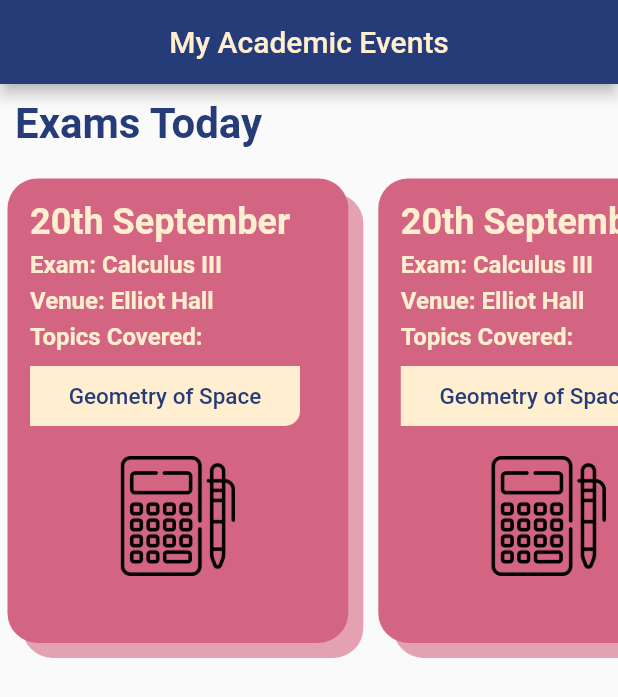
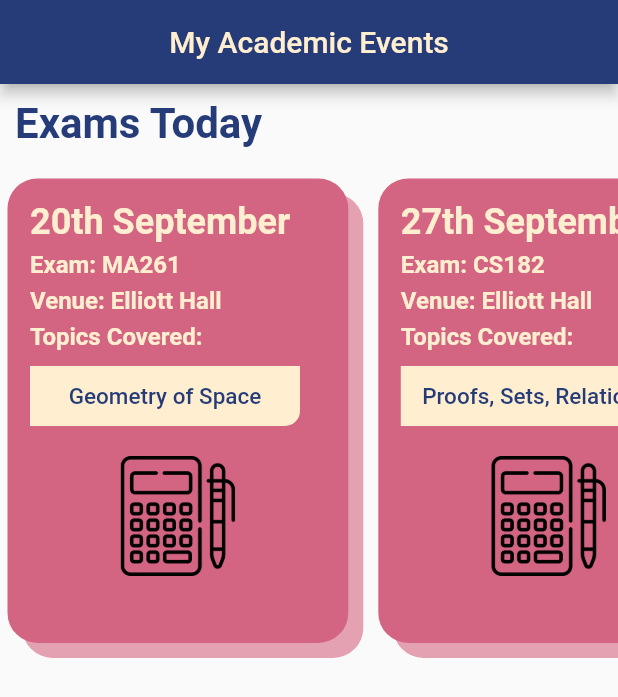
Before and after one commit to purdueflutter/basicflutterworkshop_app, a Flutter app: the screen it shows after launch, on a phone screen of 412 x 824 dp. Shown: the top 697 px of the screen. Run offline on Flutter 3.47's test engine with Material 2 defaults, Android fonts, the phone set to English and light mode, and no system bars; missing offline and left inert: dart:ffi.

Commit message:
refactor examcontainer

```diff
--- a/lib/example.dart
+++ b/lib/example.dart
@@ -45,10 +45,28 @@ class _ExamplePageState extends State<ExamplePage> {
           ),
           SizedBox(
             height: MediaQuery.of(context).size.height * 0.4,
-            child: ListView.builder(
+            child: ListView(
               scrollDirection: Axis.horizontal,
-              itemCount: 5,
-              itemBuilder: (context, index) => ExamContainer(),
+              children: [
+                ExamContainer(
+                  course: 'MA261',
+                  venue: 'Elliott Hall',
+                  topicsCovered: 'Geometry of Space',
+                  date: '20th September',
+                ),
+                ExamContainer(
+                  course: 'CS182',
+                  venue: 'Elliott Hall',
+                  topicsCovered: 'Proofs, Sets, Relations',
+                  date: '27th September',
+                ),
+                ExamContainer(
+                  course: 'CS240',
+                  venue: 'Elliott Hall',
+                  topicsCovered: 'Operators, Recursion',
+                  date: '25th September',
+                ),
+              ],
             ),
           ),
         ],
@@ -58,8 +76,17 @@ class _ExamplePageState extends State<ExamplePage> {
 }
 
 class ExamContainer extends StatelessWidget {
+  final String date;
+  final String course;
+  final String venue;
+  final String topicsCovered;
+
   const ExamContainer({
     Key? key,
+    required this.course,
+    required this.venue,
+    required this.topicsCovered,
+    required this.date,
   }) : super(key: key);
 
   @override
@@ -90,7 +117,7 @@ class ExamContainer extends StatelessWidget {
                   Padding(
                     padding: EdgeInsets.only(bottom: 5),
                     child: Text(
-                      "20th September",
+                      date,
                       style: TextStyle(
                         color: lightColor,
                         fontSize: 24.0,
@@ -98,11 +125,11 @@ class ExamContainer extends StatelessWidget {
                       ),
                     ),
                   ),
-                  TextBox(text: "Exam: Calculus III"),
-                  TextBox(text: "Venue: Elliot Hall"),
+                  TextBox(text: "Exam: ${course}"),
+                  TextBox(text: "Venue: ${venue}"),
                   TextBox(text: "Topics Covered:"),
                   SizedBox(height: 5),
-                  ExamBox(topic: "Geometry of Space"),
+                  ExamBox(topic: topicsCovered),
                   SizedBox(height: 20),
                   Container(
                     alignment: Alignment.center,
```
